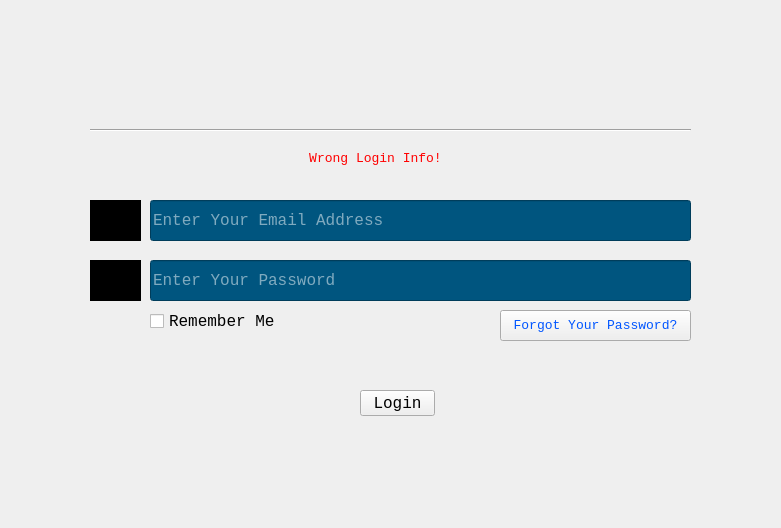
Before: the Qt Designer form LoginUI.ui in ASNaeem/Simple-VCMS, drawn with Qt 5.
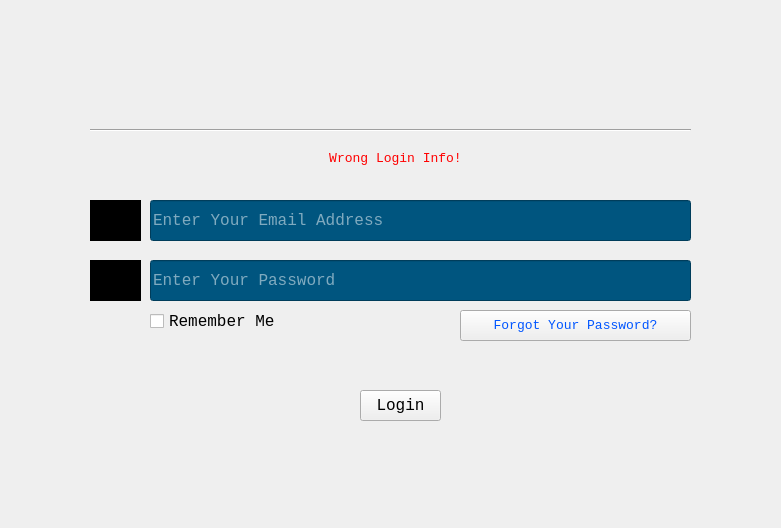
After: the same form once the commit is applied. Icons and pictures are not drawn.

```diff
--- a/LoginUI.ui
+++ b/LoginUI.ui
@@ -161,7 +161,7 @@
      <rect>
       <x>150</x>
       <y>310</y>
-      <width>133</width>
+      <width>161</width>
       <height>22</height>
      </rect>
     </property>
@@ -178,9 +178,9 @@
    <widget class="QPushButton" name="button_login_forgot">
     <property name="geometry">
      <rect>
-      <x>500</x>
+      <x>460</x>
       <y>310</y>
-      <width>191</width>
+      <width>231</width>
       <height>31</height>
      </rect>
     </property>
@@ -206,8 +206,8 @@
      <rect>
       <x>360</x>
       <y>390</y>
-      <width>75</width>
-      <height>26</height>
+      <width>81</width>
+      <height>31</height>
      </rect>
     </property>
     <property name="sizePolicy">
@@ -238,7 +238,7 @@
      <rect>
       <x>290</x>
       <y>150</y>
-      <width>171</width>
+      <width>211</width>
       <height>16</height>
      </rect>
     </property>
```
